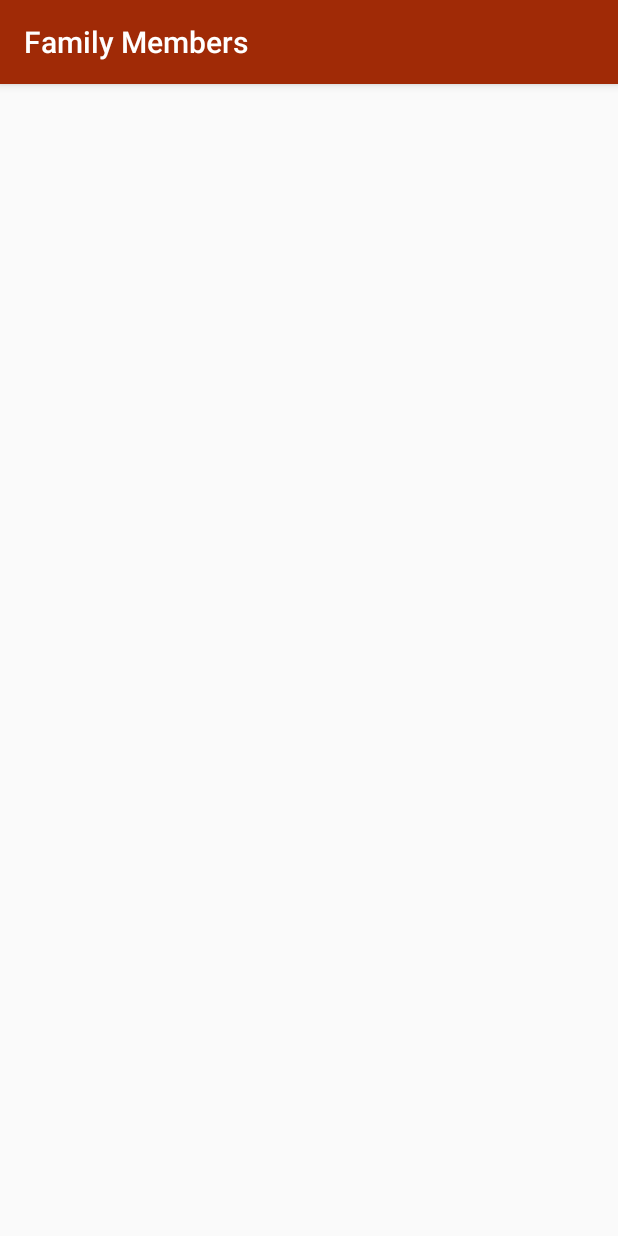
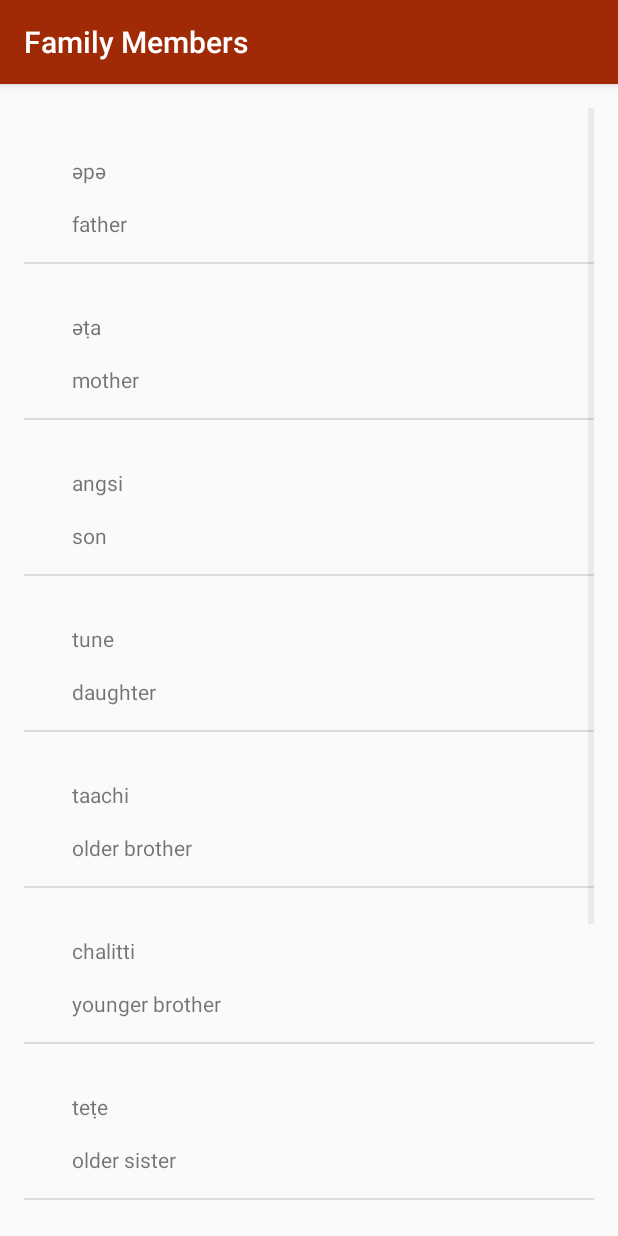
Before and after one commit to anne06/GAB_MultiscreensApp_1_Miwok, an Android app: the FamilyActivity screen opened directly, with no data from a screen before it, on a phone screen of 412 x 824 dp. Run offline under Robolectric (Android 15) with nearby library versions, the phone set to English and light mode, and no system bars.

Commit message:
Add the list view mechanism for all activities. Use of the same word_list.xml layout for all activities so delete all activitiesw specific xml files.

```diff
--- a/app/src/main/java/com/example/android/miwok/FamilyActivity.java
+++ b/app/src/main/java/com/example/android/miwok/FamilyActivity.java
@@ -1,13 +1,50 @@
 package com.example.android.miwok;
 
+import android.os.Bundle;
 import android.support.v7.app.AppCompatActivity;
-import android.os.Bundle;
+import android.widget.ListView;
+
+import java.util.ArrayList;
+import java.util.List;
 
 public class FamilyActivity extends AppCompatActivity {
 
     @Override
     protected void onCreate(Bundle savedInstanceState) {
         super.onCreate(savedInstanceState);
-        setContentView(R.layout.activity_family);
+        setContentView(R.layout.word_list);
+
+        // Creation of the worlds list
+        List<Word> words = new ArrayList<>();
+        words.add(new Word("father", "әpә"));
+        words.add(new Word("mother", "әṭa"));
+        words.add(new Word("son", "angsi"));
+        words.add(new Word("daughter", "tune"));
+        words.add(new Word("older brother", "taachi"));
+        words.add(new Word("younger brother", "chalitti"));
+        words.add(new Word("older sister", "teṭe"));
+        words.add(new Word("younger sister", "kolliti"));
+        words.add(new Word("grandmother", "ama"));
+        words.add(new Word("grandfather", "paapa"));
+
+
+        // Create an {@link ArrayAdapter}, whose data source is a list of Strings. The
+        // adapter knows how to create layouts for each item in the list, using the
+        // simple_list_item_1.xml layout resource defined in the Android framework.
+        // This list item layout contains a single {@link TextView}, which the adapter will set to
+        // display a single word.
+
+        WordAdapter adapter = new WordAdapter(this, words);
+
+        // Find the {@link ListView} object in the view hierarchy of the {@link Activity}.
+        // There should be a {@link ListView} with the view ID called list, which is declared in the
+        // word_list.xml layout file.
+        ListView listView = findViewById(R.id.list);
+
+        // Make the {@link ListView} use the {@link ArrayAdapter} we created above, so that the
+        // {@link ListView} will display list items for each word in the list of words.
+        // Do this by calling the setAdapter method on the {@link ListView} object and pass in
+        // 1 argument, which is the {@link ArrayAdapter} with the variable name itemsAdapter.
+        listView.setAdapter(adapter);
     }
 }
--- a/app/src/main/java/com/example/android/miwok/NumbersActivity.java
+++ b/app/src/main/java/com/example/android/miwok/NumbersActivity.java
@@ -13,7 +13,7 @@ public class NumbersActivity extends AppCompatActivity {
     @Override
     protected void onCreate(Bundle savedInstanceState) {
         super.onCreate(savedInstanceState);
-        setContentView(R.layout.activity_numbers);
+        setContentView(R.layout.word_list);
 
         // Creation of the worlds list
         List<Word> words = new ArrayList<>();
@@ -39,7 +39,7 @@ public class NumbersActivity extends AppCompatActivity {
 
         // Find the {@link ListView} object in the view hierarchy of the {@link Activity}.
         // There should be a {@link ListView} with the view ID called list, which is declared in the
-        // activity_numbers.xml layout file.
+        // word_list.xml layout file.
         ListView listView = findViewById(R.id.list);
 
         // Make the {@link ListView} use the {@link ArrayAdapter} we created above, so that the
--- a/app/src/main/res/layout/activity_family.xml
+++ /dev/null
@@ -1,9 +0,0 @@
-<?xml version="1.0" encoding="utf-8"?>
-<android.support.constraint.ConstraintLayout xmlns:android="http://schemas.android.com/apk/res/android"
-    xmlns:app="http://schemas.android.com/apk/res-auto"
-    xmlns:tools="http://schemas.android.com/tools"
-    android:layout_width="match_parent"
-    android:layout_height="match_parent"
-    tools:context=".FamilyActivity">
-
-</android.support.constraint.ConstraintLayout>
--- a/app/src/main/res/layout/activity_numbers.xml
+++ b/app/src/main/res/layout/word_list.xml
@@ -1,6 +1,5 @@
 <?xml version="1.0" encoding="utf-8"?>
 <ListView xmlns:android="http://schemas.android.com/apk/res/android"
-    xmlns:tools="http://schemas.android.com/tools"
     android:id="@+id/list"
     android:layout_width="match_parent"
     android:layout_height="match_parent"
@@ -9,5 +8,4 @@
     android:paddingLeft="@dimen/activity_horizontal_margin"
     android:paddingTop="@dimen/activity_vertical_margin"
     android:paddingRight="@dimen/activity_horizontal_margin"
-    android:paddingBottom="@dimen/activity_vertical_margin"
-    tools:context="com.example.android.miwok.NumbersActivity" />
+    android:paddingBottom="@dimen/activity_vertical_margin"/>
```
Also changed, not shown: app/src/main/java/com/example/android/miwok/ColorsActivity.java (+39 -2 lines), app/src/main/java/com/example/android/miwok/PhrasesActivity.java (+39 -3 lines), app/src/main/res/layout/activity_colors.xml (deleted, +0 -9 lines), app/src/main/res/layout/activity_phrases.xml (deleted, +0 -9 lines).
